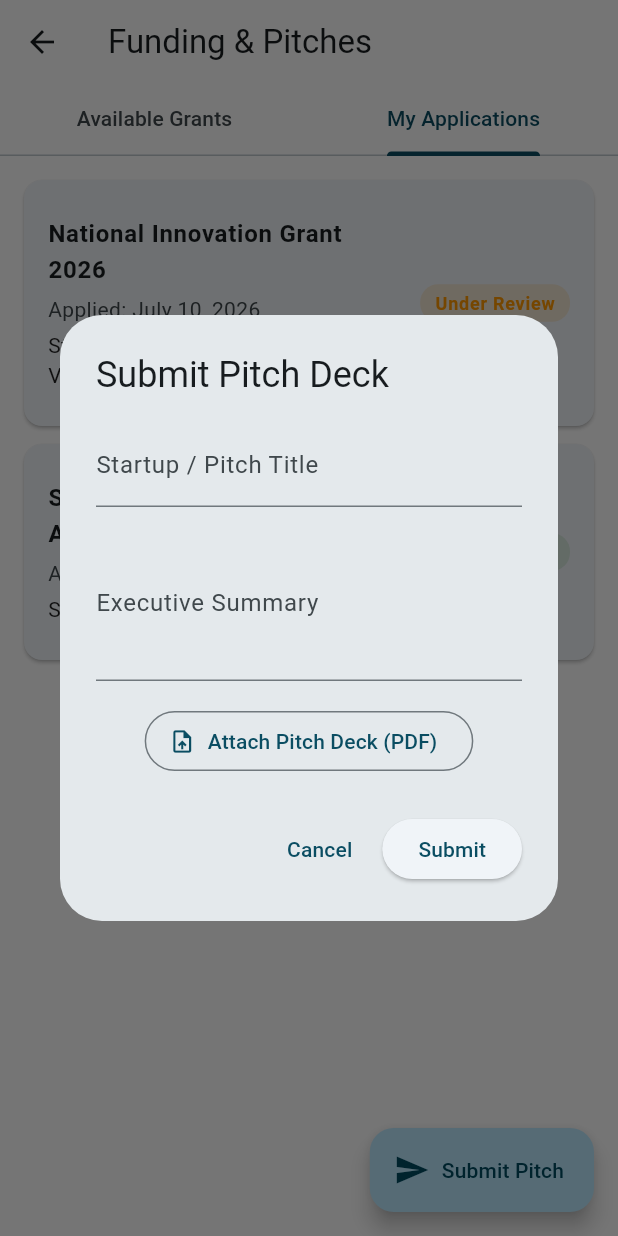
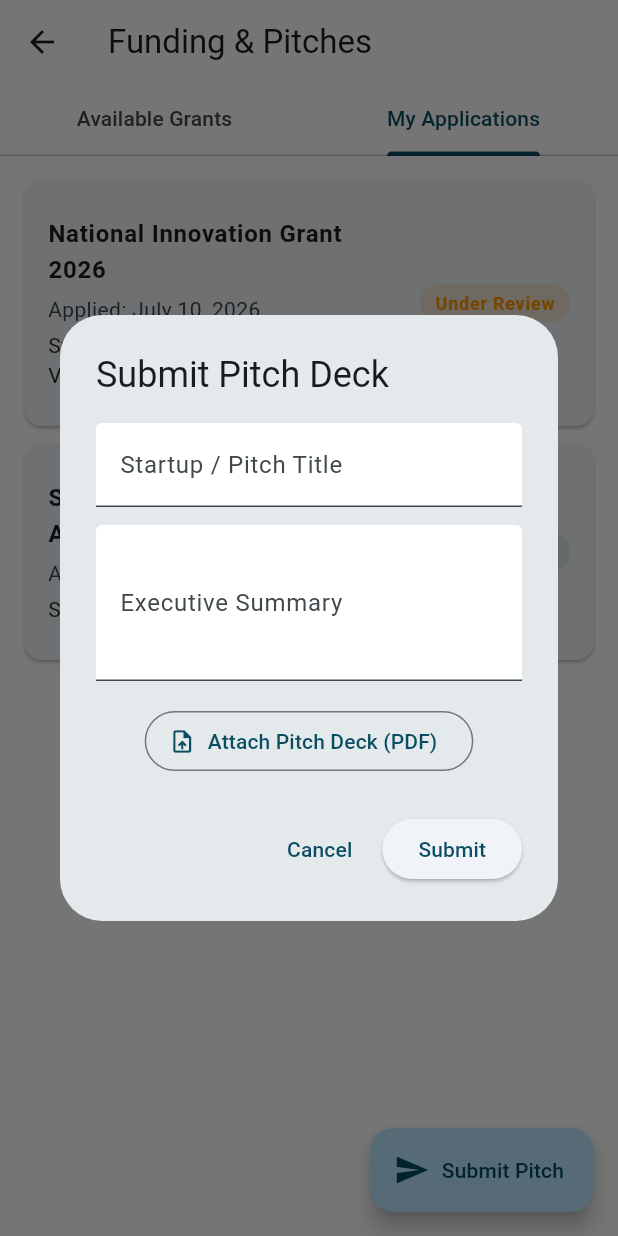
Before and after one commit to leuleyasu/StartUpEt, a Flutter app: the FundingScreen screen opened directly, tab 2 chosen, after a tap on "Submit Pitch", on a phone screen of 412 x 824 dp. Run offline on Flutter 3.47's test engine with Material 3 defaults, Android fonts, the phone set to English and light mode, and no system bars; our stand-ins replace awesome_snackbar_content, dartz, dio, equatable, flutter_bloc, flutter_secure_storage and 3 more; accounts and stored records are empty.

```diff
--- a/lib/features/auth/presentation/screens/forgot_password_screen.dart
+++ b/lib/features/auth/presentation/screens/forgot_password_screen.dart
@@ -105,7 +105,7 @@ class _ForgotPasswordScreenState extends State<ForgotPasswordScreen> {
                           border: const OutlineInputBorder(),
                           prefixIcon: const Icon(Icons.email_outlined),
                           filled: true,
-                          fillColor: Colors.grey[100],
+                          fillColor: Colors.white,
                         ),
                         validator: (value) {
                           if (value == null || value.trim().isEmpty) {
--- a/lib/presentation/screens/events_screen.dart
+++ b/lib/presentation/screens/events_screen.dart
@@ -272,6 +272,8 @@ class _EventsScreenState extends State<EventsScreen> with SingleTickerProviderSt
                   labelText: 'Start Date',
                   hintText: 'YYYY-MM-DD',
                   prefixIcon: Icon(Icons.calendar_today),
+                  filled: true,
+                  fillColor: Colors.white,
                 ),
               ),
             ],
--- a/lib/presentation/screens/funding_screen.dart
+++ b/lib/presentation/screens/funding_screen.dart
@@ -242,6 +242,8 @@ class _FundingScreenState extends State<FundingScreen> with SingleTickerProvider
                 decoration: const InputDecoration(
                   labelText: 'Startup / Pitch Title',
                   hintText: 'e.g. AgriTech AI Solutions',
+                  filled: true,
+                  fillColor: Colors.white,
                 ),
               ),
               const SizedBox(height: 12),
@@ -251,6 +253,8 @@ class _FundingScreenState extends State<FundingScreen> with SingleTickerProvider
                 decoration: const InputDecoration(
                   labelText: 'Executive Summary',
                   hintText: 'Briefly describe your solution and market target',
+                  filled: true,
+                  fillColor: Colors.white,
                 ),
               ),
               const SizedBox(height: 16),
```
Also changed, not shown: lib/features/auth/presentation/screens/login_screen.dart (+3 -6 lines), lib/features/auth/presentation/screens/register_screen.dart (+17 -25 lines), lib/main.dart (+8 -5 lines).
